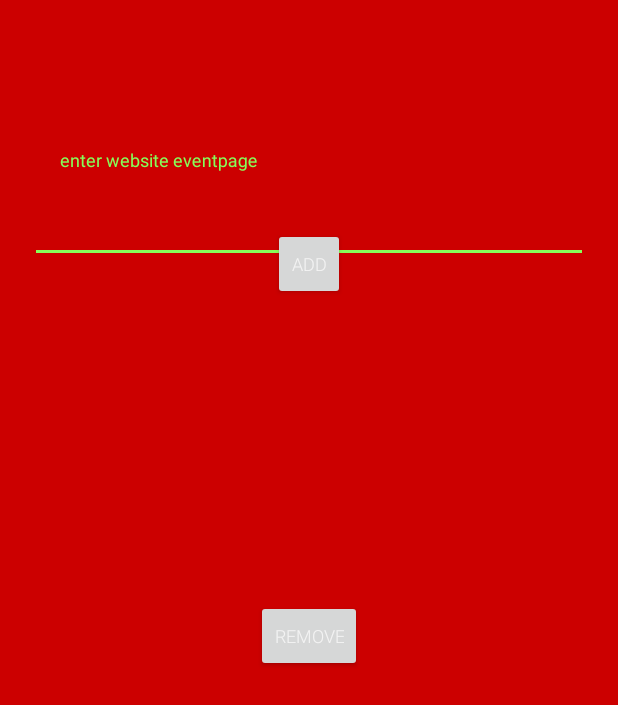
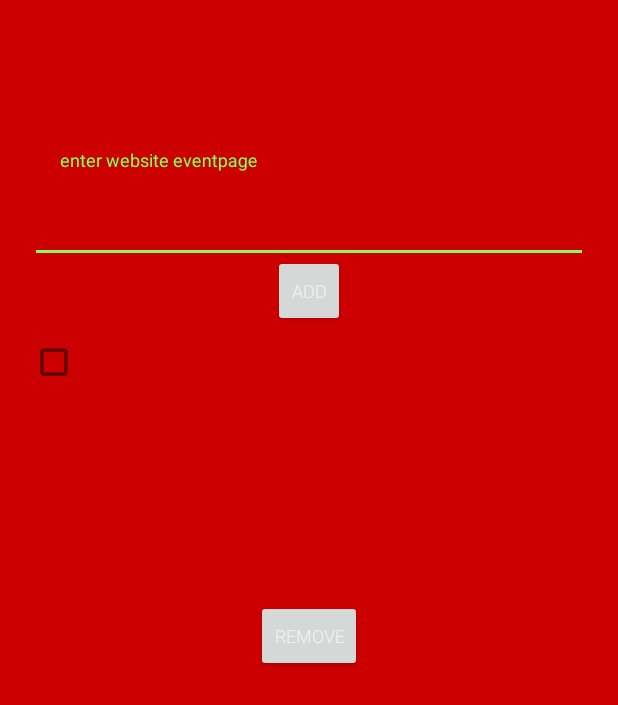
Before and after one commit to niiinja/mprogProject, an Android app: the SettingsActivity screen opened directly, with no data from a screen before it, after a tap on "ADD", on a phone screen of 412 x 824 dp. Shown: the top 705 px of the screen. Run offline under Robolectric (Android 15) with nearby library versions, the phone set to English and light mode, and no system bars; 33 statements that could not run were skipped.

Commit message:
improved user interaction, websites can now be removed, tweaking scrape rules to be more general

```diff
--- a/app/src/main/java/com/example/s156543/eventjes/CalendarActivity.java
+++ b/app/src/main/java/com/example/s156543/eventjes/CalendarActivity.java
@@ -86,7 +86,6 @@ public class CalendarActivity extends AppCompatActivity {
                 titlesArray.add(title);
             }
 
-            String url = "bla";
             adapter = new CalendarAdapter(this, c, true);
             lv.setAdapter(adapter);
             return;
@@ -110,18 +109,15 @@ public class CalendarActivity extends AppCompatActivity {
 
     }
 
-    // Listener on the Lisview which checks whether a user clicks a category
+    // Listener on the Listview which checks whether a user clicks a category
     private class ListViewClickListener implements AdapterView.OnItemClickListener {
 
         @Override
         public void onItemClick(AdapterView<?> adapterView, View view, int i, long l) {
-
             Cursor click  = (Cursor) adapterView.getItemAtPosition(i);
-
 
             // Clicked category is passed to the MenuActivity
             Intent intent = new Intent(CalendarActivity.this, DetailActivity.class);
-            String loc = String.valueOf(click.getColumnIndex("location"));
             intent.putExtra("save", save);
             intent.putExtra("position", i);
 
--- a/app/src/main/java/com/example/s156543/eventjes/Scraper.java
+++ b/app/src/main/java/com/example/s156543/eventjes/Scraper.java
@@ -1,9 +1,6 @@
 package com.example.s156543.eventjes;
 
 import android.app.Activity;
-import android.os.Parcelable;
-import android.widget.Adapter;
-import android.widget.ListView;
 
 import org.jsoup.Jsoup;
 import org.jsoup.nodes.Document;
@@ -13,8 +10,6 @@ import org.jsoup.select.Elements;
 import java.io.IOException;
 import java.text.ParseException;
 import java.text.SimpleDateFormat;
-import java.util.ArrayList;
-
 import java.util.regex.Matcher;
 import java.util.regex.Pattern;
 
@@ -30,7 +25,7 @@ public class Scraper {
 
     }
 
-    public void scrapeTitle(String u, eventDatabase eventdatabase, final Activity activity) {
+    public void scrapeForEvents(String u, eventDatabase eventdatabase, final Activity activity) {
 
         final String url = u;
         final eventDatabase db = eventdatabase;
@@ -39,9 +34,66 @@ public class Scraper {
             @Override
             public void run() {
                 try {
-                    // SELECT url FROM websites
                     Document doc = Jsoup.connect(url).get();
-                    // kk leluuuuukkkkkkkk
+                    Elements titles = scrapeTitles(doc);
+
+                    int count = 0;
+                    for (Element t : titles) {
+
+                        String imgUrl = findImg(t.parent().parent(), url);
+                        if(imgUrl == null){
+                            Element body = doc.body();
+                            imgUrl = findImg(body, url);
+
+                            if(imgUrl == null)
+                                imgUrl = "https://proxy.duckduckgo.com/iu/?u=http%3A%2F%2Fwww.temple.edu%2Fprovost%2Fimages%2Ffaculty%2Fnot-pictured.jpg&f=1";
+                        }
+
+                        String org = getOrganizer(url);
+                        String u = t.parent().selectFirst("a[href]").attr("abs:href");
+
+                        String date = scrapeDate(t.parent());
+                        if (date == null) {
+                            Document eventDoc = Jsoup.connect(u).get();
+                            Element body = eventDoc.selectFirst("body");
+                            date = scrapeDate(body);
+                        }
+
+                        String time = scrapeTime(t, u, t.text());
+                        java.sql.Date sqlDate = null;
+                        try {
+                            sqlDate = parseDate(date, time);
+                        }
+                        catch (ParseException e) {
+                            e.printStackTrace();
+                        }
+
+                        EventEntry eventEntry = new EventEntry(org, t.text(), time,
+                        date, sqlDate, imgUrl, "standard", u,
+                        "no description", false);
+                        db.insertEvent(eventEntry);
+                        count += 1;
+
+                        if(count >= 100){
+                            break;
+                        }
+                    }
+                }
+                catch (IOException e) {
+                }
+                activity.runOnUiThread(new Runnable() {
+
+                    @Override
+                    public void run() {
+                        return;
+                    }
+                });
+            }
+        }
+        ).start();
+    }
+
+    private Elements scrapeTitles(Document doc){
         Elements titles = null;
         Elements h1s = doc.select("h1");
         Elements h2s = doc.select("h2");
@@ -62,47 +114,7 @@ public class Scraper {
             titles = h4s;
         }
 
-                    int count = 0;
-
-                        for (Element t : titles) {
-
-                            String imgUrl = findImg(doc, t, url);
-                            String org = getOrganizer(url);
-                            String u = t.parent().selectFirst("a[href]").attr("abs:href");
-
-                            String date = scrapeDate(u);
-                            String time = scrapeTime(t, u, t.text());
-                            java.sql.Date sqlDate = null;
-                            try {
-                                sqlDate = parseDate(date, time);
-                            } catch (ParseException e) {
-                                e.printStackTrace();
-                            }
-
-
-                            EventEntry eventEntry = new EventEntry(org, t.text(), time,
-                            date, sqlDate, imgUrl, "standard", u,
-                            "no description", false);
-                            db.insertEvent(eventEntry);
-                            count += 1;
-
-                            if(count >= 30){
-                                break;
-                            }
-                        }
-                } catch (IOException e) {
-                }
-
-                activity.runOnUiThread(new Runnable() {
-
-                    @Override
-                    public void run() {
-                        return;
-                    }
-                });
-            }
-        }
-        ).start();
+        return titles;
     }
 
     // Edits the website URL into the name of the organizer
@@ -119,10 +131,10 @@ public class Scraper {
     }
 
     // Selects the image in the parent of the parent of the title's element
-    private String findImg(Document doc, Element t, String url) {
-        Element grandparent = t.parent().parent();
-        Element image = grandparent.select("img").first();
-        String imageHref;
+    private String findImg(Element element, String url) {
+
+        Element image = element.select("img").first();
+        String imageHref = null;
 
         if (image != null) {
             imageHref = image.attr("src");
@@ -135,7 +147,7 @@ public class Scraper {
                 imageHref = url.substring(0, indexSlash) + imageHref;
                 }
             }
-        else imageHref = "https://proxy.duckduckgo.com/iu/?u=http%3A%2F%2Fwww.temple.edu%2Fprovost%2Fimages%2Ffaculty%2Fnot-pictured.jpg&f=1";
+
         return imageHref;
     }
 
@@ -211,16 +223,10 @@ public class Scraper {
         return time;
     }
 
-    private String scrapeDate(final String url) throws IOException {
-
-            String date = "01/01";
-            String u = url;
-
-
-                // SELECT url FROM websites
-            try {
-                Document doc = Jsoup.connect(u).get();
-                Element body = doc.selectFirst("body");
+    private String scrapeDate(Element element){
+            String date = null;
+            Element body = element;
+            Matcher matcher;
 
             Pattern pattern = Pattern.compile("(0?[1-9]|[12][0-9]|3[01])\\D" +
                     "(?:Jan(?:uary)?|Feb(?:ruary)?|Mar(?:ch)?|Apr(?:il)?|May?|Jun(?:e)?|Jul(?:y)?|" +
@@ -228,7 +234,6 @@ public class Scraper {
                     "februari?|maart?|april?|mei?|juni?|juli?|augustus?|september?|oktober?|" +
                     "november?|december?)");
 
-                Matcher matcher;
             matcher = pattern.matcher(body.toString());
 
             if (matcher.find()) {
@@ -240,47 +245,44 @@ public class Scraper {
                 date = date.substring(0, 2) + '/' + date.substring(3);
                 String days = date.substring(0, 3);
                 String m = date.substring(3);
-
-                    if (m.equals("Jan")  || m.equals("January")|| m.equals("januari")){
+                m = m.toLowerCase();
+                if (m.equals("jan")|| m.equals("january")|| m.equals("januari")){
                     date = days + "01";
                 }
-                    else if (m.equals("Feb")|| m.equals("February")|| m.equals("februari")){
+                else if (m.equals("feb")|| m.equals("february")|| m.equals("februari")){
                     date = days + "02";
                 }
-                    else if (m.equals("Mar")|| m.equals("March")|| m.equals("maart")){
+                else if (m.equals("mar")|| m.equals("march")|| m.equals("maart")){
                     date = days + "03";
                 }
-                    else if (m.equals("Apr")|| m.equals("April")|| m.equals("april")) {
+                else if (m.equals("apr")|| m.equals("april")){
                     date = days + "04";
                 }
-                    else if (m.equals("May")|| m.equals("mei")){
+                else if (m.equals("may")|| m.equals("mei")){
                     date = days + "05";
                 }
-                    else if (m.equals("Jun")|| m.equals("June")|| m.equals("juni")) {
+                else if (m.equals("jun")|| m.equals("june")|| m.equals("juni")) {
                     date = days + "06";
                 }
-                    else if (m.equals("July")|| m.equals("Jul")| m.equals("juli")) {
+                else if (m.equals("jul")|| m.equals("july")| m.equals("juli")) {
                     date = days + "07";
                 }
-                    else if (m.equals("Aug")|| m.equals("August")|| m.equals("augustus")) {
+                else if (m.equals("aug")|| m.equals("august")|| m.equals("augustus")) {
                     date = days + "08";
                 }
-                    else if (m.equals("Sep")|| m.equals("September")|| m.equals("september")) {
+                else if (m.equals("sep")|| m.equals("september")) {
                     date = days + "09";
                 }
-                    else if (m.equals("Oct")|| m.equals("October")|| m.equals("oktober")){
+                else if (m.equals("oct")|| m.equals("october")|| m.equals("oktober")
+                        ||m.equals("okt")){
                     date = days + "10";
                 }
-                    else if (m.equals("Nov")|| m.equals("November")|| m.equals("november")) {
+                else if (m.equals("nov")|| m.equals("november")){
                     date = days + "11";
                 }
-                    else if (m.equals("Dec")|| m.equals("December")|| m.equals("december")) {
+                else if (m.equals("dec")|| m.equals("december")) {
                     date = days + "12";
                 }
-                }
-            }
-            catch (Exception e){
-                    date = "error";
             }
             return date;
         }
--- a/app/src/main/java/com/example/s156543/eventjes/SettingsActivity.java
+++ b/app/src/main/java/com/example/s156543/eventjes/SettingsActivity.java
@@ -14,13 +14,14 @@ import android.widget.TextView;
 import android.widget.Toast;
 
 import java.util.ArrayList;
+import java.util.List;
 import java.util.Objects;
 
 public class SettingsActivity extends AppCompatActivity {
     Button addBtn;
     SettingsAdapter adapter;
-    Button removeBTN;
-    ArrayList<Integer> selected = new ArrayList<>();
+    Button removeBtn;
+    ArrayList<String> selected = new ArrayList<>();
     eventDatabase db;
     Scraper scraper;
     @Override
@@ -33,33 +34,15 @@ public class SettingsActivity extends AppCompatActivity {
             @Override
             public void onClick(View view){ addButton();}
         });
-
-        removeBTN = (Button) findViewById(R.id.remove);
-        removeBTN.setOnClickListener(new View.OnClickListener(){
+        removeBtn = (Button) findViewById(R.id.remove);
+        removeBtn.setOnClickListener(new View.OnClickListener(){
             @Override
                     public void onClick(View view){ removeButton();}
         });
+        db = eventDatabase.getInstance(getApplicationContext());
+        scraper = new Scraper();
 
-        db = eventDatabase.getInstance(getApplicationContext());
-        Cursor c = db.selectAllWebsites();
-
-
-        adapter = new SettingsAdapter(this, c, true);
-        ListView sl = findViewById(R.id.scrollList);
-        sl.setAdapter((ListAdapter) adapter);
-
-        sl.setOnItemClickListener(new AdapterView.OnItemClickListener() {
-            public void onItemClick(AdapterView<?> parent, View view,
-                                    int position, long id) {
-                // When clicked, show a toast with the TextView text
-                EventEntry eventEntry = (EventEntry) parent.getItemAtPosition(position);
-                Toast.makeText(getApplicationContext(),
-                        "Clicked on Row: " + eventEntry.title,
-                        Toast.LENGTH_LONG).show();
-                selected.add(position);
-            }
-        });
-        scraper = new Scraper();
+        updateAdapter();
     }
 
     private void addButton(){
@@ -68,21 +51,39 @@ public class SettingsActivity extends AppCompatActivity {
         if (url.substring(0,3) != "http"){
             url = "http://" + url;
         }
-        scraper.scrapeTitle(url, db, this);
+        scraper.scrapeForEvents(url, db, this);
 
         WebsiteEntry websiteEntry = new WebsiteEntry(url, "bla", "standard");
         eventDatabase instance = eventDatabase.getInstance(this);
         instance.insertWebsite(websiteEntry);
+
+        Toast.makeText(getApplicationContext(),
+                "Added website: " + url,
+                Toast.LENGTH_LONG).show();
+
+        updateAdapter();
     }
 
     private void removeButton(){
-        //welke zijn er aangeklikt
+        for(String t : selected){
+            db.deleteWebsite(t);
+            Toast.makeText(getApplicationContext(),
+                    "Removed website: " + t,
+                    Toast.LENGTH_SHORT).show();
+        }
+        updateAdapter();
+    }
 
-        // zoek index in de array
-        for(int id : selected){
-            long ID = new Long(id);
-            db.deleteWebsite(ID);
-        }
-        //verwijder die id uit de db
+
+    public void clickedBox(View view){
+        String title = ((CheckBox) view).getText().toString();
+        selected.add(title);
+    }
+
+    private void updateAdapter(){
+        Cursor c = db.selectAllWebsites();
+        adapter = new SettingsAdapter(this, c, true);
+        ListView websiteList = findViewById(R.id.websiteList);
+        websiteList.setAdapter((ListAdapter) adapter);
     }
 }
--- a/app/src/main/java/com/example/s156543/eventjes/SettingsAdapter.java
+++ b/app/src/main/java/com/example/s156543/eventjes/SettingsAdapter.java
@@ -1,6 +1,7 @@
 package com.example.s156543.eventjes;
 
 import android.annotation.SuppressLint;
+import android.app.AlertDialog;
 import android.content.Context;
 import android.database.Cursor;
 import android.support.annotation.NonNull;
@@ -23,8 +24,12 @@ import java.util.ArrayList;
 public class SettingsAdapter extends CursorAdapter{
 
     @Override
-    public View newView(Context context, Cursor cursor, ViewGroup viewGroup) {
-        return LayoutInflater.from(context).inflate(R.layout.website_row, viewGroup, false);
+    public View newView(final Context context, Cursor cursor, ViewGroup viewGroup) {
+        View view = LayoutInflater.from(context).inflate(R.layout.website_row, viewGroup, false);
+        view.setClickable(true);
+        view.setFocusable(true);
+        view.setBackgroundResource(android.R.drawable.menuitem_background);
+        return view;
     }
 
     @Override
--- a/app/src/main/res/layout/activity_settings.xml
+++ b/app/src/main/res/layout/activity_settings.xml
@@ -33,17 +33,18 @@
         style="@android:style/Widget.DeviceDefault.Button.Small"
         android:layout_width="wrap_content"
         android:layout_height="wrap_content"
-        android:layout_alignBottom="@+id/scrollView2"
         android:layout_centerHorizontal="true"
-        android:layout_marginTop="130dp"
+        android:layout_marginTop="170dp"
         android:layout_weight="1"
         android:text="add"
         android:textSize="12sp" />
 
     <ListView
-        android:id="@+id/scrollList"
+        android:id="@+id/websiteList"
         android:layout_width="match_parent"
-        android:layout_height="wrap_content" />
+        android:layout_height="wrap_content"
+        android:layout_marginTop="200dp"
+        android:padding="20dp" />
 
     <Button
         android:id="@+id/remove"
@@ -53,21 +54,12 @@
         android:layout_centerHorizontal="true"
         android:layout_marginTop="400dp"
         android:text="remove"
-        android:textSize="12sp" />
-
-    <ScrollView
-        android:id="@+id/scrollView2"
-        android:layout_width="match_parent"
-        android:layout_height="wrap_content"
-        android:layout_marginTop="200dp"
-        android:paddingLeft="20dp"
-        android:paddingRight="20dp">
-
-    </ScrollView>
+        android:textSize="12sp" /><![CDATA[
 
 
     android:layout_weight="1"
     android:text="Return" />
 
 
+]]>
 </RelativeLayout>
--- a/app/src/main/res/layout/website_row.xml
+++ b/app/src/main/res/layout/website_row.xml
@@ -8,10 +8,13 @@
 
     <CheckBox
         android:id="@+id/checkWebsite"
-        android:layout_width="wrap_content"
+        android:layout_width="0dp"
         android:layout_height="wrap_content"
         android:layout_weight="1"
-        android:text="CheckBox"
+        android:onClick="clickedBox"
+        android:text="@string"
         android:textColor="@color/colorPrimary" />
+        <!--android:focusable="false"-->
+        <!--android:focusableInTouchMode="false"-->
 
 </LinearLayout>
```
Also changed, not shown: app/src/main/java/com/example/s156543/eventjes/eventDatabase.java (+9 -16 lines). Lines whose indentation alone changed are shown as unchanged.
